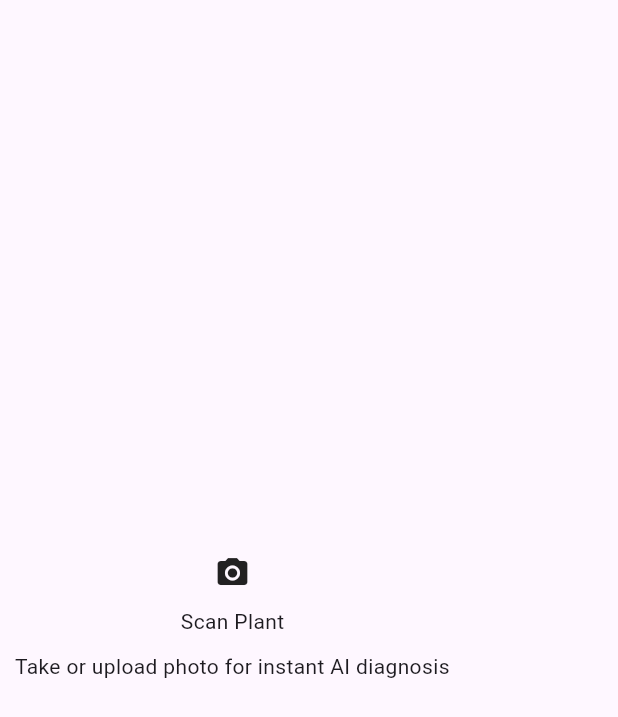
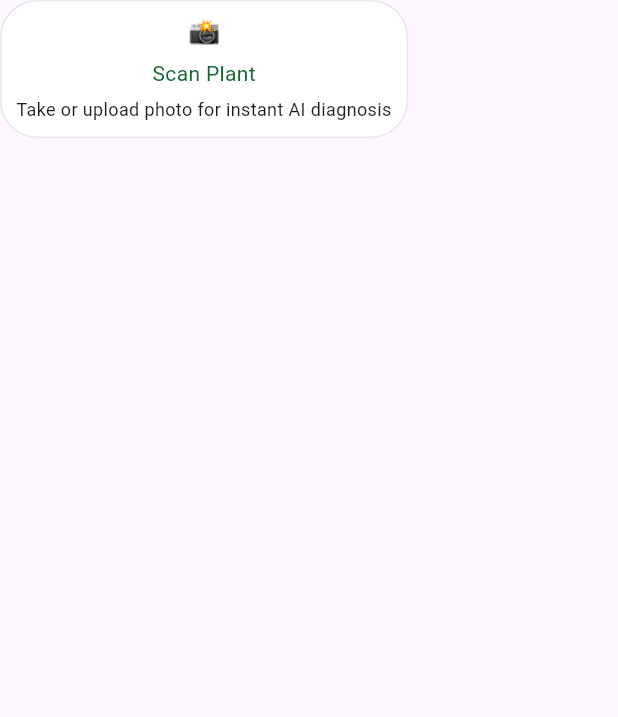
Before and after one commit to ngure1/hackatsuki, a Flutter app: the NavigationContainerWidget widget shown alone on an empty page, opened directly, on a phone screen of 412 x 824 dp. Shown: the top 717 px of the screen. Run offline on Flutter 3.47's test engine with Material 3 defaults, Android fonts, the phone set to English and light mode, and no system bars; our stand-ins replace dotted_border.

Commit message:
style: added the appbar and hero container styles

```diff
--- a/mobile/lib/main.dart
+++ b/mobile/lib/main.dart
@@ -1,5 +1,6 @@
 import 'package:flutter/material.dart';
 import 'package:mobile/navigation/widget_tree.dart';
+import 'package:mobile/theme.dart';
 
 void main() {
   runApp(MyApp());
@@ -12,6 +13,9 @@ class MyApp extends StatelessWidget {
   Widget build(BuildContext context) {
     return MaterialApp(
       debugShowCheckedModeBanner: false,
+      theme: ThemeData(
+        appBarTheme: AppTheme.appBarTheme,
+      ),
       home: WidgetTree(),
     );
   }
--- a/mobile/lib/views/widgets/appbar_widget.dart
+++ b/mobile/lib/views/widgets/appbar_widget.dart
@@ -5,7 +5,7 @@ import 'package:flutter/material.dart';
 
   @override
   Widget build(BuildContext context) {
-    return AppBar(leading: Image.asset(''), title: Text('AIgrow'));
+    return AppBar(title: Image.asset('assets/images/aigrow_logo.png'), );
   }
 
   @override
--- /dev/null
+++ b/mobile/lib/views/widgets/custom_container_widget.dart
@@ -0,0 +1,40 @@
+import 'package:flutter/material.dart';
+
+class CustomContainerWidget extends StatelessWidget {
+  const CustomContainerWidget({
+    super.key,
+    required this.color,
+    this.width,
+    this.height,
+    required this.child,
+    required this.horizontalPadding,
+    required this.verticalPadding,
+    this.border
+  });
+
+  final Color color;
+  final double? width;
+  final double? height;
+  final Widget child;
+  final double horizontalPadding;
+  final double verticalPadding;
+  final BoxBorder? border;
+
+  @override
+  Widget build(BuildContext context) {
+    return Container(
+      padding: EdgeInsets.symmetric(
+        horizontal: horizontalPadding,
+        vertical: verticalPadding,
+      ),
+      height: height,
+      width: width,
+      decoration: BoxDecoration(
+        color: color,
+        borderRadius: BorderRadius.circular(25.0),
+        border: border,
+      ),
+      child: child,
+    );
+  }
+}
--- a/mobile/lib/views/widgets/navigation_container_widget.dart
+++ b/mobile/lib/views/widgets/navigation_container_widget.dart
@@ -1,4 +1,6 @@
 import 'package:flutter/material.dart';
+import 'package:mobile/theme.dart';
+import 'package:mobile/views/widgets/custom_container_widget.dart';
 
 class NavigationContainerWidget extends StatelessWidget {
   const NavigationContainerWidget({
@@ -9,7 +11,7 @@ class NavigationContainerWidget extends StatelessWidget {
     required this.icon,
   });
 
-  final IconData icon;
+  final String icon;
   final String title;
   final String description;
   final Function onTap;
@@ -18,19 +20,28 @@ class NavigationContainerWidget extends StatelessWidget {
   Widget build(BuildContext context) {
     return GestureDetector(
       onTap: () => onTap,
-      child: Container(
-        padding: const EdgeInsets.symmetric(horizontal: 10.0),
-        decoration: BoxDecoration(
-          //TODO: figure out how to add the unique decoration to the first box
+      child: CustomContainerWidget(
+        color: AppTheme.white,
+        horizontalPadding: 10.0,
+        verticalPadding: 10.0,
+        border: BoxBorder.all(
+          color: AppTheme.gray1,
+
         ),
         child: Column(
+          mainAxisSize: MainAxisSize.min,
           mainAxisAlignment: MainAxisAlignment.center,
           children: [
-            Icon(icon),
-            SizedBox(height: 10.0),
-            Text(title, style: TextStyle(),),
-            SizedBox(height: 10.0),
-            Text(description, textAlign: TextAlign.center,style: TextStyle(),),
+            Image.asset(icon, width: 20, height: 20,),
+            SizedBox(height: 8.0),
+            Text(title, style: TextStyle(
+              fontSize: AppTheme.fontSizeSM,
+              color: AppTheme.green1
+            )),
+            SizedBox(height: 5.0),
+            Text(description, textAlign: TextAlign.center, style: TextStyle(
+              fontSize: AppTheme.fontSizeXS
+            )),
           ],
         ),
       ),
--- a/mobile/pubspec.yaml
+++ b/mobile/pubspec.yaml
@@ -18,3 +18,6 @@ dev_dependencies:
 
 flutter:
   uses-material-design: true
+
+  assets:
+  - assets/images/
```
Also changed, not shown: mobile/lib/views/pages/home_page.dart (+49 -29 lines), mobile/lib/views/widgets/recent_activity_card_widget.dart (+6 -2 lines), mobile/assets/images/aigrow_logo.png (added), mobile/assets/images/blog_ion.png (added), mobile/assets/images/camera_icon.png (added), mobile/assets/images/camera_shutter_icon.png (added), mobile/assets/images/chart_icon.png (added), mobile/assets/images/home_icon.png (added), mobile/assets/images/message_icon.png (added), mobile/assets/images/microscope_icon.png (added), mobile/assets/images/people_icon.png (added), mobile/assets/images/plant_image.png (added), mobile/assets/images/search_icon.png (added).
